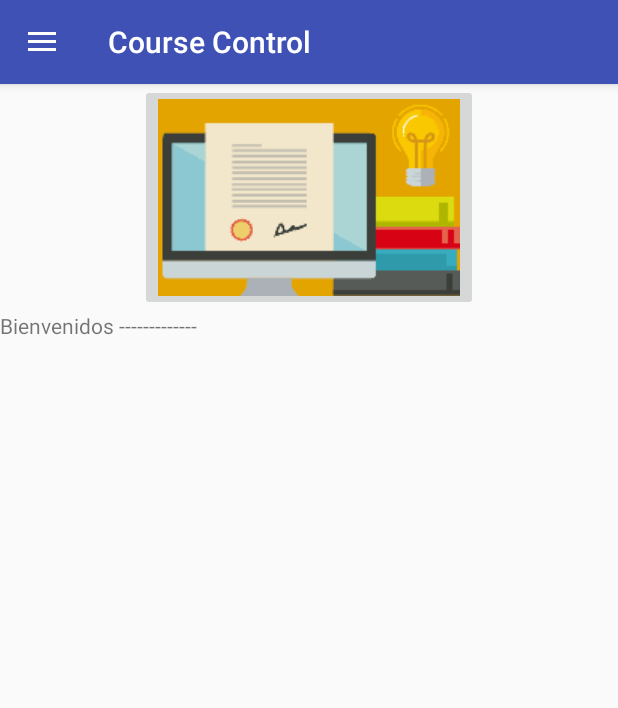
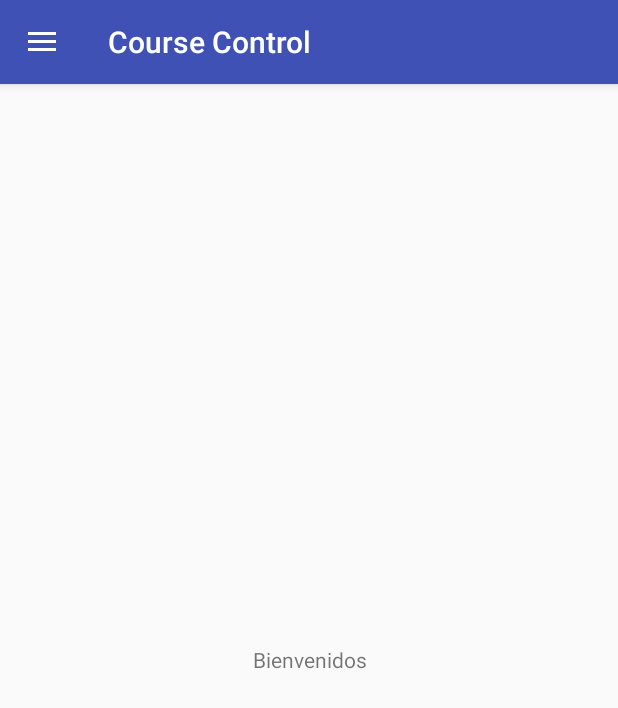
Before and after one commit to kecastro/CourseControl, an Android app: the screen it shows after launch once a user with an empty profile is signed in (HomeActivity), on a phone screen of 412 x 824 dp. Shown: the top 708 px of the screen. Run offline under Robolectric (Android 15) with nearby library versions, the phone set to English and light mode, and no system bars; our stand-ins replace Firebase (no records; nobody signed in at launch, a user with empty details on screens opened directly); 1 statement that could not run was skipped.

Commit message:
Add missing nav items

```diff
--- a/app/src/main/java/com/example/kcastrop/coursecontrol/BaseActivity.java
+++ b/app/src/main/java/com/example/kcastrop/coursecontrol/BaseActivity.java
@@ -33,7 +33,7 @@ import java.util.ArrayList;
 
 import entities.User;
 
-public class BaseActivity extends AppCompatActivity implements View.OnClickListener{
+public class BaseActivity extends AppCompatActivity{
 
     //firebase auth object
     private FirebaseAuth firebaseAuth;
@@ -74,6 +74,8 @@ public class BaseActivity extends AppCompatActivity implements View.OnClickListe
 
 
         mNavItems.add(new NavItem("Inicio", "Menu principal", R.drawable.ic_home));
+        mNavItems.add(new NavItem("Mis cursos", "Cursos inscritos", R.drawable.ic_book));
+        mNavItems.add(new NavItem("Administrar", "Crear o administrar cursos", R.drawable.ic_assignment));
         mNavItems.add(new NavItem("Preferencias", "Ajustes de cuentas", R.drawable.ic_settings));
         mNavItems.add(new NavItem("Acerca", "Informacion sobre nosotros", R.drawable.ic_info));
         mNavItems.add(new NavItem("Cerrar sesion", "Salir de la cuenta", R.drawable.ic_logout));
@@ -172,15 +174,23 @@ public class BaseActivity extends AppCompatActivity implements View.OnClickListe
                 break;
             case 1 :
                 Log.d("Item selected", Integer.toString(position));
+                break;
+            case 2 :
+                Log.d("Item selected", Integer.toString(position));
+                Intent managecourses = new Intent(getApplicationContext(), CreateCourseActivity.class);
+                startActivity(managecourses);
+                break;
+            case 3 :
+                Log.d("Item selected", Integer.toString(position));
                 Intent settings = new Intent(getApplicationContext(), SettingsActivity.class);
                 startActivity(settings);
                 break;
-            case 2 :
+            case 4 :
                 Log.d("Item selected", Integer.toString(position));
                 Intent about = new Intent(getApplicationContext(), AboutActivity.class);
                 startActivity(about);
                 break;
-            case 3 :
+            case 5 :
                 Log.d("Item selected", Integer.toString(position));
                 logoutUser();
                 break;
@@ -201,11 +211,13 @@ public class BaseActivity extends AppCompatActivity implements View.OnClickListe
                 .commit();
         */
 
+
         mDrawerList.setItemChecked(position, true);
-        setTitle(mNavItems.get(position).mTitle);
+        //setTitle(mNavItems.get(position).mTitle);
 
         // Close the drawer
         mDrawerLayout.closeDrawer(mDrawerPane);
+
     }
 
     @Override
@@ -226,11 +238,6 @@ public class BaseActivity extends AppCompatActivity implements View.OnClickListe
     protected void onPostCreate(Bundle savedInstanceState) {
         super.onPostCreate(savedInstanceState);
         mDrawerToggle.syncState();
-    }
-
-    @Override
-    public void onClick(View view) {
-
     }
 
     class NavItem {
--- a/app/src/main/java/com/example/kcastrop/coursecontrol/HomeActivity.java
+++ b/app/src/main/java/com/example/kcastrop/coursecontrol/HomeActivity.java
@@ -11,9 +11,7 @@ import android.widget.Toast;
  * Created by kevincastro on 10/7/17.
  */
 
-public class HomeActivity extends BaseActivity implements View.OnClickListener {
-
-    private ImageButton imgButton_createCourse;
+public class HomeActivity extends BaseActivity{
 
     @Override
     protected void onCreate(Bundle savedInstanceState) {
@@ -22,17 +20,6 @@ public class HomeActivity extends BaseActivity implements View.OnClickListener {
         FrameLayout contentFrameLayout = (FrameLayout) findViewById(R.id.mainContent);
         getLayoutInflater().inflate(R.layout.activity_home, contentFrameLayout);
 
-        imgButton_createCourse = (ImageButton) findViewById(R.id.imgbutton_createcourse);
-        imgButton_createCourse.setOnClickListener(this);
-    }
-
-    @Override
-    public void onClick(View view) {
-
-        if (view == imgButton_createCourse) {
-            startActivity(new Intent(getApplicationContext(), CreateCourseActivity.class));
-            //Toast.makeText(HomeActivity.this, "Crear", Toast.LENGTH_LONG).show();
-        }
     }
 
 }
--- a/app/src/main/java/com/example/kcastrop/coursecontrol/SingupActivity.java
+++ b/app/src/main/java/com/example/kcastrop/coursecontrol/SingupActivity.java
@@ -118,7 +118,6 @@ public class SingupActivity extends AppCompatActivity implements GoogleApiClient
 
         //checking if email and passwords are empty
         if(TextUtils.isEmpty(email)){
-            finish();
             Toast.makeText(this,"Por favor ingrese un email",Toast.LENGTH_LONG).show();
             return;
         }
--- a/app/src/main/res/layout/activity_about.xml
+++ b/app/src/main/res/layout/activity_about.xml
@@ -3,7 +3,9 @@
     android:layout_width="match_parent"
     android:layout_height="match_parent">
 
-    <TextView android:layout_width="match_parent" android:layout_height="match_parent"
+    <TextView android:layout_width="match_parent"
+        android:layout_height="match_parent"
+        android:gravity="center"
         android:text="Actividad Acerca" />
 
 </LinearLayout>
--- a/app/src/main/res/layout/activity_home.xml
+++ b/app/src/main/res/layout/activity_home.xml
@@ -4,18 +4,10 @@
     android:layout_width="match_parent"
     android:layout_height="match_parent" >
 
-    <ImageButton
-        android:id="@+id/imgbutton_createcourse"
-        android:layout_width="wrap_content"
-        android:layout_height="wrap_content"
-        android:layout_centerHorizontal="true"
-        android:layout_centerVertical="true"
-        android:src="@drawable/createcourse"
-        android:layout_gravity="center_horizontal" />
-
     <TextView
         android:layout_width="match_parent"
         android:layout_height="match_parent"
-        android:text="Bienvenidos -------------" />
+        android:gravity="center"
+        android:text="Bienvenidos" />
 
 </LinearLayout>
--- a/app/src/main/res/layout/activity_settings.xml
+++ b/app/src/main/res/layout/activity_settings.xml
@@ -3,7 +3,9 @@
     android:layout_width="match_parent"
     android:layout_height="match_parent">
 
-    <TextView android:layout_width="match_parent" android:layout_height="match_parent"
+    <TextView android:layout_width="match_parent"
+        android:layout_height="match_parent"
+        android:gravity="center"
         android:text="Actividad Preferencias" />
 
 </LinearLayout>
```
Also changed, not shown: app/src/main/java/com/example/kcastrop/coursecontrol/CreateCourseActivity.java (+5 -2 lines).
